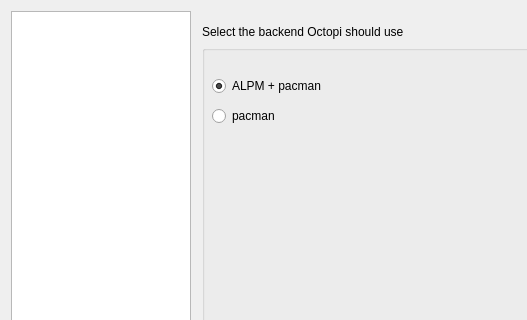
Qt form ui/optionsdialog.ui (aarnt/octopi) before a commit; both pictures show x 0 to 527 and y 0 to 320 of the 790 by 444 pixel window.
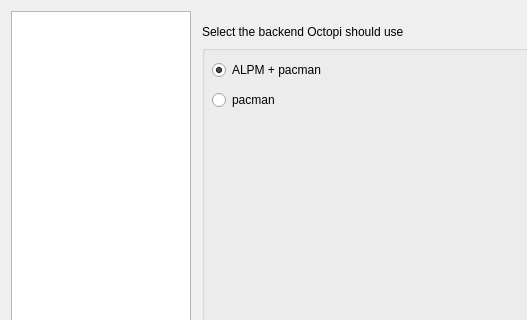
The same form after that commit. The open tabs and pages were chosen to show the change.

```diff
--- a/ui/optionsdialog.ui
+++ b/ui/optionsdialog.ui
@@ -694,7 +694,7 @@
             <property name="geometry">
              <rect>
               <x>10</x>
-              <y>30</y>
+              <y>14</y>
               <width>151</width>
               <height>22</height>
              </rect>
@@ -713,7 +713,7 @@
             <property name="geometry">
              <rect>
               <x>10</x>
-              <y>60</y>
+              <y>44</y>
               <width>105</width>
               <height>22</height>
              </rect>
```
Left out of the diff: 2 changed lines with no effect on the pictures.
